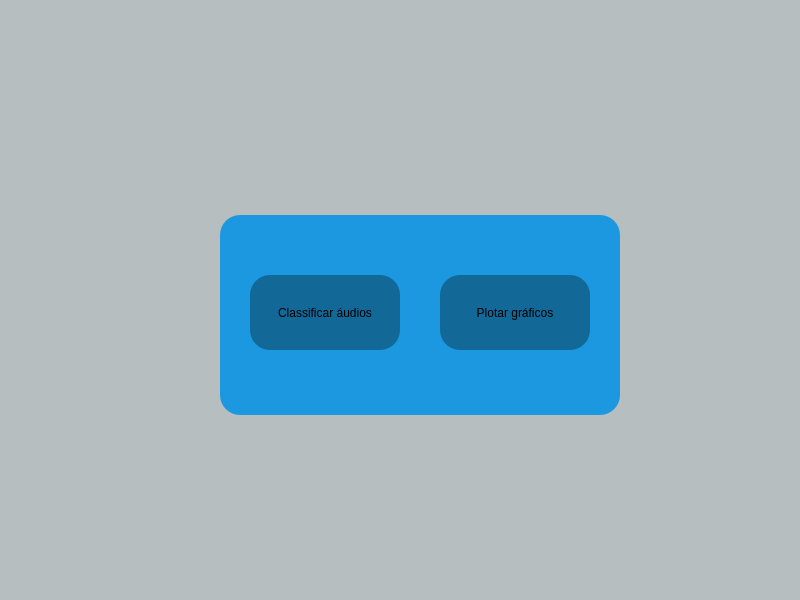
This is tlinicial.ui in taianabsfarias/programaAudio as Qt 5 draws it before an edit. The edited form follows.
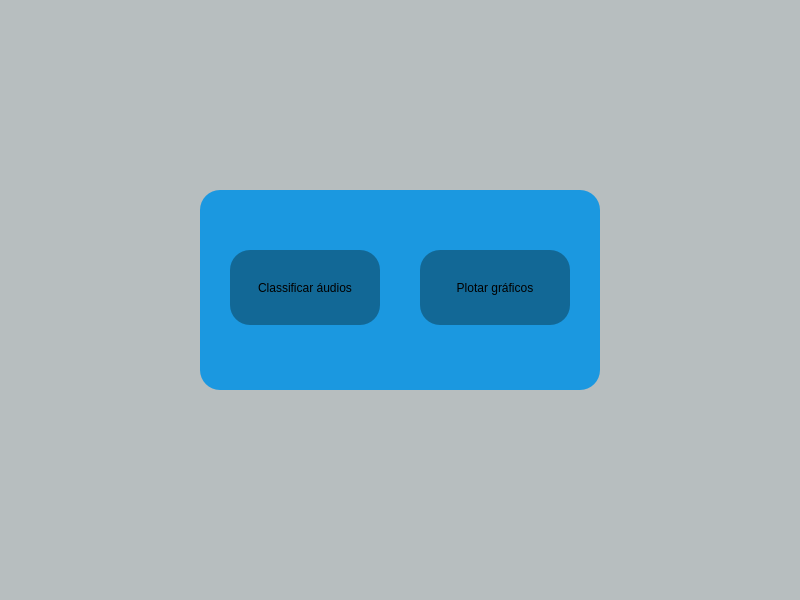
This is the edited form.

Commit message: ajustes tela inicial

Patch:
```diff
--- a/tlinicial.ui
+++ b/tlinicial.ui
@@ -31,10 +31,10 @@
   <widget class="QWidget" name="verticalLayoutWidget">
    <property name="geometry">
     <rect>
-     <x>210</x>
-     <y>160</y>
+     <x>190</x>
+     <y>180</y>
      <width>420</width>
-     <height>311</height>
+     <height>221</height>
     </rect>
    </property>
    <layout class="QVBoxLayout" name="verticalLayout">
```
The commit also changes 2 other files.
